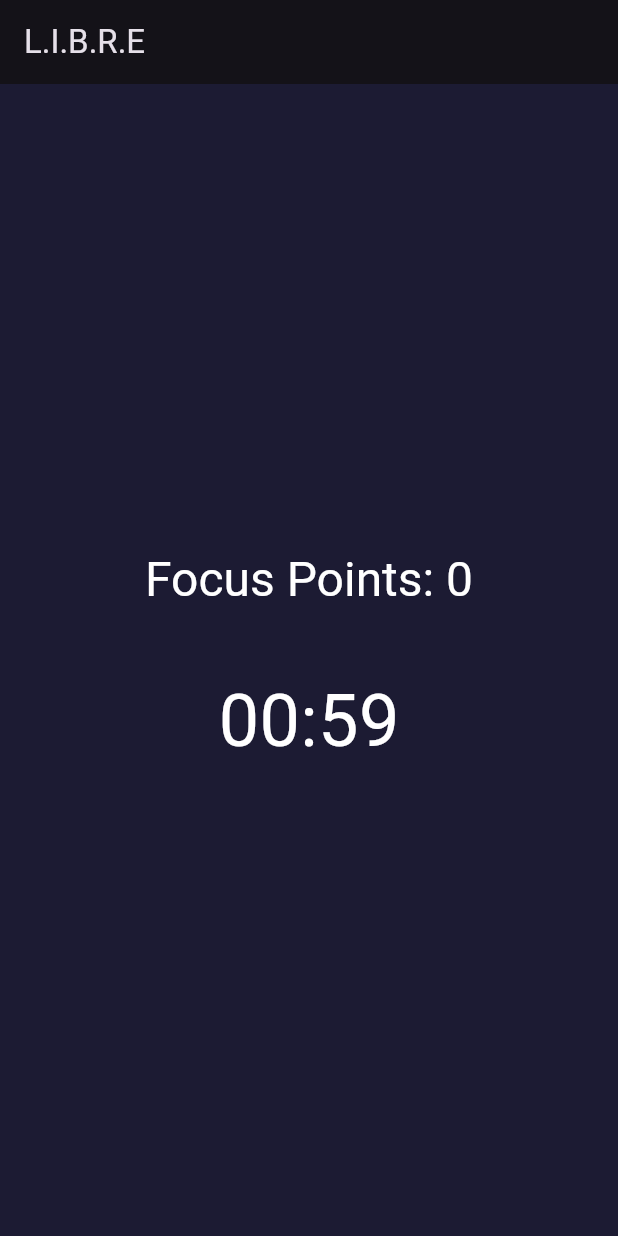
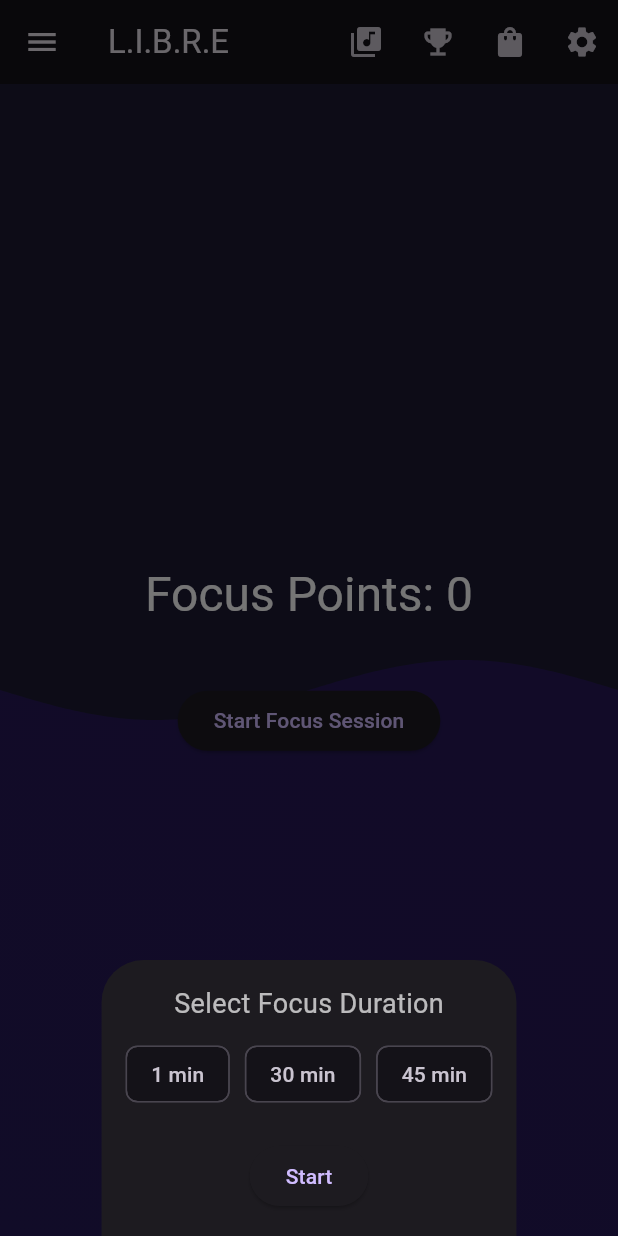
Before and after one commit to SpaceEVA-Labs/L.O.F.I., a Flutter app: the screen it shows after launch, after a tap on "Start Focus Session", on a phone screen of 412 x 824 dp. Run offline on Flutter 3.47's test engine with Material 3 defaults, Android fonts, the phone set to English and light mode, and no system bars; drawn by our look-alikes of wave; our stand-ins replace shared_preferences.

Commit message:
saving points

```diff
--- a/lib/main.dart
+++ b/lib/main.dart
@@ -1,18 +1,27 @@
 import 'package:flutter/material.dart';
 import 'screens/focus_screen.dart';
+import 'player_state.dart';
 import 'theme.dart';
 
-void main() {
-  runApp(FocusVioletApp());
+void main() async {
+  WidgetsFlutterBinding.ensureInitialized();
+
+  final playerState = await loadPlayerState() ?? PlayerState.initial();
+
+  runApp(FocusVioletApp(initialState: playerState));
 }
 
 class FocusVioletApp extends StatelessWidget {
+  final PlayerState initialState;
+
+  const FocusVioletApp({super.key, required this.initialState});
+
   @override
   Widget build(BuildContext context) {
     return MaterialApp(
       debugShowCheckedModeBanner: false,
       theme: violetLofiTheme,
-      home: FocusScreen(),
+      home: FocusScreen(state: initialState),
     );
   }
 }
--- /dev/null
+++ b/lib/player_state.dart
@@ -0,0 +1,39 @@
+import 'dart:convert';
+import 'package:shared_preferences/shared_preferences.dart';
+
+class PlayerState {
+  final int level;
+  final int score;
+
+  PlayerState({required this.level, required this.score});
+
+  static PlayerState initial() {
+    return PlayerState(level: 1, score: 0);
+  }
+
+  Map<String, dynamic> toJson() {
+    return {'level': level, 'score': score};
+  }
+
+  static PlayerState fromJson(Map<String, dynamic> json) {
+    return PlayerState(
+      level: json['level'] as int,
+      score: json['score'] as int,
+    );
+  }
+}
+
+Future<void> savePlayerState(PlayerState state) async {
+  final prefs = await SharedPreferences.getInstance();
+  final jsonString = jsonEncode(state.toJson());
+  await prefs.setString('player_state', jsonString);
+}
+
+Future<PlayerState?> loadPlayerState() async {
+  final prefs = await SharedPreferences.getInstance();
+  final jsonString = prefs.getString('player_state');
+  if (jsonString == null) return null;
+
+  final json = jsonDecode(jsonString);
+  return PlayerState.fromJson(json);
+}
--- a/lib/screens/focus_screen.dart
+++ b/lib/screens/focus_screen.dart
@@ -1,25 +1,48 @@
 import 'package:flutter/material.dart';
+import 'package:wave/wave.dart';
+import 'package:wave/config.dart';
+
+import 'achievements_screen.dart';
+import '../player_state.dart';
 import '../widgets/focus_timer.dart';
+import '../widgets/focus_duration_modal.dart';
 
 class FocusScreen extends StatefulWidget {
+  final PlayerState state;
+
+  const FocusScreen({super.key, required this.state});
+
   @override
   _FocusScreenState createState() => _FocusScreenState();
 }
 
 class _FocusScreenState extends State<FocusScreen> {
   int points = 0;
+  int lastPoints = 0;
   bool isSessionActive = false;
+  Duration selectedDuration = const Duration(minutes: 5);
 
-  void _onFocusCompleted() {
+  @override
+  void initState() {
+    super.initState();
+    points = widget.state.score;
+  }
+
+  void _onFocusCompleted(Duration duration) {
     setState(() {
-      points += 10;
+      lastPoints +=
+          10 *
+          duration
+              .inMinutes; //(duration.inMinutes ~/ 5); // 10 points per 5 minutes
+      points += lastPoints;
       isSessionActive = false;
     });
+
     showDialog(
       context: context,
       builder: (_) => AlertDialog(
         title: const Text('Great job!'),
-        content: const Text('You earned 10 points.'),
+        content: Text('You earned $lastPoints points.'),
         actions: [
           TextButton(
             onPressed: () => Navigator.pop(context),
@@ -28,19 +51,88 @@ class _FocusScreenState extends State<FocusScreen> {
         ],
       ),
     );
+
+    // Save updated player state
+    final PlayerState new_state = PlayerState(
+      level: widget.state.level,
+      score: points,
+    );
+    savePlayerState(new_state);
   }
 
-  void _startSession() {
+  void _showTimePickerModal() {
+    showFocusDurationModal(
+      context: context,
+      currentDuration: selectedDuration,
+      onDurationSelected: (Duration duration) {
         setState(() {
+          selectedDuration = duration;
           isSessionActive = true;
         });
+      },
+    );
   }
 
   @override
   Widget build(BuildContext context) {
+    final screenSize = MediaQuery.of(context).size;
     return Scaffold(
-      appBar: AppBar(title: const Text('L.I.B.R.E')),
-      body: Center(
+      appBar: AppBar(
+        title: const Text('L.I.B.R.E'),
+        leading: IconButton(
+          icon: const Icon(Icons.menu),
+          onPressed: () => print("Menu tapped"),
+        ),
+        actions: [
+          IconButton(
+            icon: const Icon(Icons.library_music),
+            onPressed: () => print("Music tapped"),
+          ),
+          IconButton(
+            icon: const Icon(Icons.emoji_events),
+            onPressed: () => Navigator.push(
+              context,
+              MaterialPageRoute(builder: (context) => AchievementsScreen()),
+            ),
+          ),
+          IconButton(
+            icon: const Icon(Icons.shopping_bag),
+            onPressed: () => print("Shop tapped"),
+          ),
+          IconButton(
+            icon: const Icon(Icons.settings),
+            onPressed: () => print("Settings tapped"),
+          ),
+        ],
+      ),
+      body: Stack(
+        children: [
+          // 🌊 Violet wave animation background
+          RepaintBoundary(
+            child: Positioned.fill(
+              child: WaveWidget(
+                config: CustomConfig(
+                  gradients: [
+                    [
+                      const Color.fromARGB(255, 38, 26, 88),
+                      const Color.fromARGB(255, 40, 23, 88),
+                    ],
+                  ],
+                  durations: [30000],
+                  heightPercentages: [0.5],
+                  blur: const MaskFilter.blur(BlurStyle.solid, 1),
+                  gradientBegin: Alignment.bottomLeft,
+                  gradientEnd: Alignment.topRight,
+                ),
+                backgroundColor: const Color(0xFF1C1B33),
+                waveAmplitude: 10,
+                size: screenSize,
+              ),
+            ),
+          ),
+
+          // 🧠 Main focus UI
+          Center(
             child: Column(
               mainAxisAlignment: MainAxisAlignment.center,
               children: [
@@ -51,17 +143,19 @@ class _FocusScreenState extends State<FocusScreen> {
                 const SizedBox(height: 40),
                 if (isSessionActive)
                   FocusTimer(
-                duration: const Duration(minutes: 1),
-                onCompleted: _onFocusCompleted,
+                    duration: selectedDuration,
+                    onCompleted: () => _onFocusCompleted(selectedDuration),
                   )
                 else
                   ElevatedButton(
-                onPressed: _startSession,
+                    onPressed: _showTimePickerModal,
                     child: const Text('Start Focus Session'),
                   ),
               ],
             ),
           ),
+        ],
+      ),
     );
   }
 }
--- /dev/null
+++ b/lib/widgets/focus_duration_modal.dart
@@ -0,0 +1,54 @@
+import 'package:flutter/material.dart';
+
+Future<void> showFocusDurationModal({
+  required BuildContext context,
+  required Duration currentDuration,
+  required Function(Duration) onDurationSelected,
+}) async {
+  Duration tempDuration = currentDuration;
+
+  await showModalBottomSheet(
+    context: context,
+    builder: (BuildContext context) {
+      return StatefulBuilder(
+        builder: (context, setModalState) {
+          return Padding(
+            padding: const EdgeInsets.all(16.0),
+            child: Column(
+              mainAxisSize: MainAxisSize.min,
+              children: [
+                const Text(
+                  'Select Focus Duration',
+                  style: TextStyle(fontSize: 18),
+                ),
+                const SizedBox(height: 10),
+                Wrap(
+                  spacing: 10,
+                  children: [1, 30, 45].map((minutes) {
+                    return ChoiceChip(
+                      label: Text('$minutes min'),
+                      selected: tempDuration.inMinutes == minutes,
+                      onSelected: (_) {
+                        setModalState(() {
+                          tempDuration = Duration(minutes: minutes);
+                        });
+                      },
+                    );
+                  }).toList(),
+                ),
+                const SizedBox(height: 20),
+                ElevatedButton(
+                  onPressed: () {
+                    onDurationSelected(tempDuration);
+                    Navigator.pop(context);
+                  },
+                  child: const Text('Start'),
+                ),
+              ],
+            ),
+          );
+        },
+      );
+    },
+  );
+}
--- a/pubspec.yaml
+++ b/pubspec.yaml
@@ -34,6 +34,8 @@ dependencies:
   # The following adds the Cupertino Icons font to your application.
   # Use with the CupertinoIcons class for iOS style icons.
   cupertino_icons: ^1.0.8
+  wave: ^0.2.0
+  shared_preferences: ^2.2.2
 
 dev_dependencies:
   flutter_test:
```
Also changed, not shown: lib/screens/achievements_screen.dart (added, +21 -0 lines), pubspec.lock, 1 other file. Lines whose indentation alone changed are shown as unchanged.
